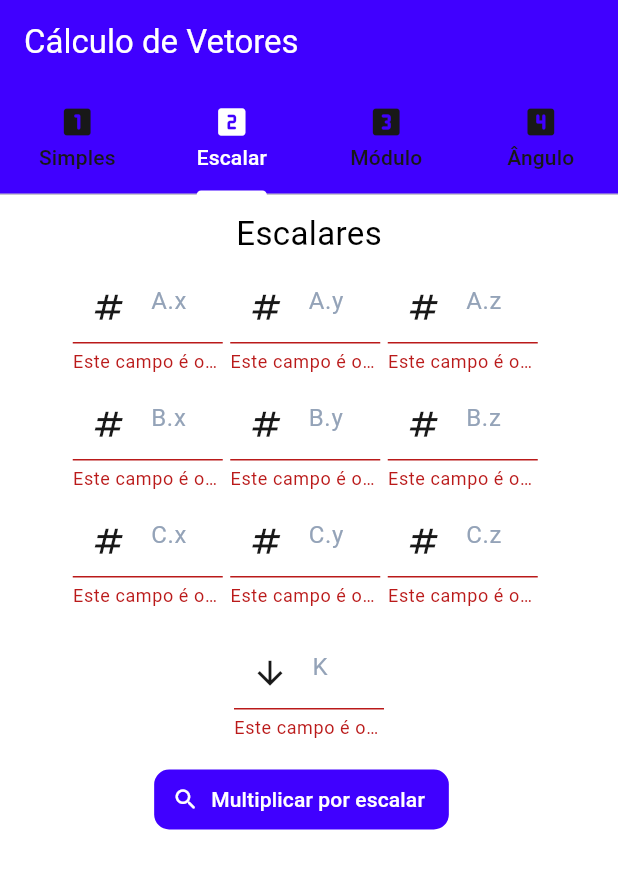
After one commit to MuriloVantini/fl_calculo_vetores, a Flutter app: the screen it shows after launch, tab 2 chosen, after a tap on "Multiplicar por escalar", on a phone screen of 412 x 824 dp. The commit adds this screen. Shown: the top 869 px of the screen. Run offline on Flutter 3.47's test engine with Material 3 defaults, Android fonts, the phone set to English and light mode, and no system bars.

Commit message:
Multiplicação por escalares pronto

```diff
--- /dev/null
+++ b/lib/Screens/escalar.dart
@@ -0,0 +1,309 @@
+// ignore_for_file: non_constant_identifier_names
+import 'package:calculo_vetores/styles/my_colors.dart';
+import 'package:flutter/material.dart';
+
+class Escalar extends StatefulWidget {
+  const Escalar({super.key});
+
+  @override
+  State<Escalar> createState() => _EscalarState();
+}
+
+class _EscalarState extends State<Escalar> {
+  TextEditingController AXController = TextEditingController();
+  TextEditingController AYController = TextEditingController();
+  TextEditingController AZController = TextEditingController();
+  TextEditingController BXController = TextEditingController();
+  TextEditingController BYController = TextEditingController();
+  TextEditingController BZController = TextEditingController();
+  TextEditingController CXController = TextEditingController();
+  TextEditingController CYController = TextEditingController();
+  TextEditingController CZController = TextEditingController();
+  TextEditingController KController = TextEditingController();
+
+  final result = <List<double>>[];
+  final vetA = <double>[];
+  final vetB = <double>[];
+  final vetC = <double>[];
+  double k = 0;
+  String sinal = "";
+  void multiPorEscalar() {
+    k = double.parse(KController.text.replaceAll(',', '.'));
+    vetA.addAll([
+      double.parse(AXController.text),
+      double.parse(AYController.text),
+      double.parse(AZController.text)
+    ]);
+    vetB.addAll([
+      double.parse(BXController.text),
+      double.parse(BYController.text),
+      double.parse(BZController.text)
+    ]);
+    vetC.addAll([
+      double.parse(CXController.text),
+      double.parse(CYController.text),
+      double.parse(CZController.text)
+    ]);
+    for (int i = 0; i < 3; i++) {
+      result.add([k * vetA[i], k * vetB[i], k * vetC[i]]);
+    }
+    setState(() {
+      result;
+    });
+  }
+
+  @override
+  void initState() {
+    super.initState();
+  }
+
+  @override
+  Widget build(BuildContext context) {
+    GlobalKey<FormState> formKey = GlobalKey<FormState>();
+    return SingleChildScrollView(
+      child: Center(
+        child: Column(
+          mainAxisAlignment: MainAxisAlignment.start,
+          children: [
+            const SizedBox(height: 10),
+            Padding(
+              padding: const EdgeInsets.symmetric(horizontal: 20),
+              child: Form(
+                key: formKey,
+                child: Column(
+                  mainAxisAlignment: MainAxisAlignment.spaceBetween,
+                  children: [
+                    _titulo("Escalares", Colors.black),
+                    const SizedBox(height: 10),
+                    Wrap(
+                      runSpacing: 10,
+                      spacing: 5,
+                      children: [
+                        _textField(
+                          'A.x',
+                          Icons.numbers,
+                          AXController,
+                          obscure: false,
+                          type: TextInputType.number,
+                        ),
+                        _textField(
+                          'A.y',
+                          Icons.numbers,
+                          AYController,
+                          obscure: false,
+                          type: TextInputType.number,
+                        ),
+                        _textField(
+                          'A.z',
+                          Icons.numbers,
+                          AZController,
+                          obscure: false,
+                          type: TextInputType.number,
+                        ),
+                        const SizedBox(height: 10),
+                        _textField(
+                          'B.x',
+                          Icons.numbers,
+                          BXController,
+                          obscure: false,
+                          type: TextInputType.number,
+                        ),
+                        _textField(
+                          'B.y',
+                          Icons.numbers,
+                          BYController,
+                          obscure: false,
+                          type: TextInputType.number,
+                        ),
+                        _textField(
+                          'B.z',
+                          Icons.numbers,
+                          BZController,
+                          obscure: false,
+                          type: TextInputType.number,
+                        ),
+                        const SizedBox(height: 10),
+                        _textField(
+                          'C.x',
+                          Icons.numbers,
+                          CXController,
+                          obscure: false,
+                          type: TextInputType.number,
+                        ),
+                        _textField(
+                          'C.y',
+                          Icons.numbers,
+                          CYController,
+                          obscure: false,
+                          type: TextInputType.number,
+                        ),
+                        _textField(
+                          'C.z',
+                          Icons.numbers,
+                          CZController,
+                          obscure: false,
+                          type: TextInputType.number,
+                        ),
+                      ],
+                    ),
+                    const SizedBox(height: 20),
+                    _textField(
+                      'K',
+                      Icons.arrow_downward,
+                      KController,
+                      obscure: false,
+                      type: TextInputType.number,
+                    ),
+                    const SizedBox(height: 20),
+                    Row(
+                      mainAxisAlignment: MainAxisAlignment.center,
+                      children: [
+                        Container(
+                          height: 40,
+                          decoration: const BoxDecoration(
+                              color: MyColors.primary,
+                              borderRadius:
+                                  BorderRadius.all(Radius.circular(10))),
+                          child: TextButton.icon(
+                              onPressed: () {
+                                if (formKey.currentState!.validate()) {
+                                  vetA.clear();
+                                  vetB.clear();
+                                  vetC.clear();
+                                  result.map((element) {
+                                    element.clear();
+                                  });
+                                  result.clear();
+                                  multiPorEscalar();
+                                  sinal = "*";
+                                }
+                              },
+                              icon: const Icon(
+                                Icons.search_rounded,
+                                color: MyColors.white,
+                              ),
+                              label: const Text(
+                                'Multiplicar por escalar',
+                                style: TextStyle(color: MyColors.white),
+                              )),
+                        ),
+                        const SizedBox(width: 10),
+                        // Container(
+                        //   height: 40,
+                        //   decoration: const BoxDecoration(
+                        //       color: MyColors.primary,
+                        //       borderRadius:
+                        //           BorderRadius.all(Radius.circular(10))),
+                        //   child: TextButton.icon(
+                        //       onPressed: () {
+                        //         if (formKey.currentState!.validate()) {
+                        //           vetA.clear();
+                        //           vetB.clear();
+                        //           vetC.clear();
+                        //           result.map((element) {
+                        //             element.clear();
+                        //           });
+                        //           result.clear();
+
+                        //           sinal = "-";
+                        //         }
+                        //       },
+                        //       icon: const Icon(
+                        //         Icons.search_rounded,
+                        //         color: MyColors.white,
+                        //       ),
+                        //       label: const Text(
+                        //         'Subtrair',
+                        //         style: TextStyle(color: MyColors.white),
+                        //       )),
+                        // ),
+                      ],
+                    ),
+                    const SizedBox(height: 10),
+                    result.isNotEmpty
+                        ? Column(
+                          crossAxisAlignment: CrossAxisAlignment.start,
+                          children: [
+                            Text("Vetor A.x $sinal K = ${result[0][0]}",
+                                style: style),
+                            Text("Vetor A.y $sinal K = ${result[1][0]}",
+                                style: style),
+                            Text("Vetor A.z $sinal K = ${result[2][0]}",
+                                style: style),
+                            const SizedBox(height: 10),
+                            Text("Vetor B.x $sinal K = ${result[0][1]}",
+                                style: style),
+                            Text("Vetor B.y $sinal K = ${result[1][1]}",
+                                style: style),
+                            Text("Vetor B.z $sinal K = ${result[2][1]}",
+                                style: style),
+                            const SizedBox(height: 10),
+                            Text("Vetor C.x $sinal K = ${result[0][2]}",
+                                style: style),
+                            Text("Vetor C.y $sinal K = ${result[1][2]}",
+                                style: style),
+                            Text("Vetor C.z $sinal K = ${result[2][2]}",
+                                style: style),
+                            const SizedBox(height: 10),
+                          ],
+                        )
+                        : const SizedBox()
+                  ],
+                ),
+              ),
+            ),
+            const SizedBox(height: 50),
+          ],
+        ),
+      ),
+    );
+  }
+}
+
+Widget _titulo(String label, Color cor) {
+  return Text(
+    label,
+    style: TextStyle(color: cor, fontSize: 22, overflow: TextOverflow.clip),
+  );
+}
+
+TextStyle style = const TextStyle(color: MyColors.black, fontSize: 16);
+
+Widget _textField(String label, IconData icon, TextEditingController controller,
+    {TextInputType? type, bool obscure = false}) {
+  return SizedBox(
+    width: 100,
+    child: TextFormField(
+      controller: controller,
+      keyboardType: type,
+      obscureText: obscure,
+      validator: (value) {
+        if (value == null || value.isEmpty) {
+          return 'Este campo é obrigatório';
+        }
+        return null;
+      },
+      decoration: InputDecoration(
+        hintText: label,
+        hintStyle: const TextStyle(color: MyColors.gray2),
+        prefixIcon: Icon(
+          icon,
+          color: MyColors.gray1,
+          size: 25,
+        ),
+        enabledBorder: const OutlineInputBorder(
+          borderSide: BorderSide(color: Color.fromRGBO(227, 227, 227, 1)),
+          borderRadius: BorderRadius.all(
+            Radius.circular(10),
+          ),
+        ),
+        focusedBorder: const OutlineInputBorder(
+          borderSide: BorderSide(color: MyColors.primary),
+          borderRadius: BorderRadius.all(
+            Radius.circular(10),
+          ),
+        ),
+      ),
+    ),
+  );
+}
--- a/lib/Screens/views.dart
+++ b/lib/Screens/somar_subtrair.dart
@@ -1,15 +1,15 @@
 // ignore_for_file: unused_local_variable, non_constant_identifier_names
-import 'package:calculo_vetores/my_colors.dart';
+import 'package:calculo_vetores/styles/my_colors.dart';
 import 'package:flutter/material.dart';
 
-class Tab2 extends StatefulWidget {
-  const Tab2({super.key});
+class Tab1 extends StatefulWidget {
+  const Tab1({super.key});
 
   @override
-  State<Tab2> createState() => _Tab2State();
+  State<Tab1> createState() => _Tab1State();
 }
 
-class _Tab2State extends State<Tab2> {
+class _Tab1State extends State<Tab1> {
   TextEditingController AXController = TextEditingController();
   TextEditingController AYController = TextEditingController();
   TextEditingController AZController = TextEditingController();
@@ -42,9 +42,6 @@ class _Tab2State extends State<Tab2> {
       double.parse(CYController.text),
       double.parse(CZController.text)
     ]);
-    print(vetA.toString());
-    print(vetB.toString());
-    print(vetC.toString());
 
     for (int i = 0; i < 3; i++) {
       result.add([
@@ -55,9 +52,7 @@ class _Tab2State extends State<Tab2> {
         vetC[i] - vetA[i],
         vetA[i] - vetC[i]
       ]);
-      print('vetA[i]-vetB[i] ${vetA[i] - vetB[i]}');
     }
-    print('resultado -> ${result.toString()}');
 
     setState(() {
       result;
@@ -80,9 +75,6 @@ class _Tab2State extends State<Tab2> {
       double.parse(CYController.text),
       double.parse(CZController.text)
     ]);
-    print(vetA.toString());
-    print(vetB.toString());
-    print(vetC.toString());
 
     for (int i = 0; i < 3; i++) {
       result.add([
@@ -108,7 +100,6 @@ class _Tab2State extends State<Tab2> {
   @override
   Widget build(BuildContext context) {
     GlobalKey<FormState> formKey = GlobalKey<FormState>();
-    GlobalKey<FormState> formKey2 = GlobalKey<FormState>();
     return SingleChildScrollView(
       child: Center(
         child: Column(
--- a/lib/main.dart
+++ b/lib/main.dart
@@ -1,5 +1,6 @@
-import 'package:calculo_vetores/Screens/views.dart';
-import 'package:calculo_vetores/my_colors.dart';
+import 'package:calculo_vetores/Screens/escalar.dart';
+import 'package:calculo_vetores/Screens/somar_subtrair.dart';
+import 'package:calculo_vetores/styles/my_colors.dart';
 import 'package:flutter/material.dart';
 import 'package:flutter/services.dart';
 
@@ -77,7 +78,7 @@ class _MyHomePageState extends State<MyHomePage> {
                   text: 'Simples',
                 ),
                 Tab(
-                  icon: Icon(Icons.looks_3_rounded),
+                  icon: Icon(Icons.looks_two_rounded),
                   text: 'Escalar',
                 ),
                 Tab(
@@ -85,17 +86,17 @@ class _MyHomePageState extends State<MyHomePage> {
                   text: 'Módulo',
                 ),
                 Tab(
-                  icon: Icon(Icons.looks_3_rounded),
+                  icon: Icon(Icons.looks_4_rounded),
                   text: 'Ângulo',
                 ),
               ]),
         ),
         body: const TabBarView(
           children: [
-            Tab2(),
-            Tab2(),
-            Tab2(),
-            Tab2(),
+            Tab1(),
+            Escalar(),
+            Tab1(),
+            Tab1(),
           ],
         ),
       ),
```
Also changed, not shown: lib/styles/my_colors.dart (renamed from lib/my_colors.dart).
